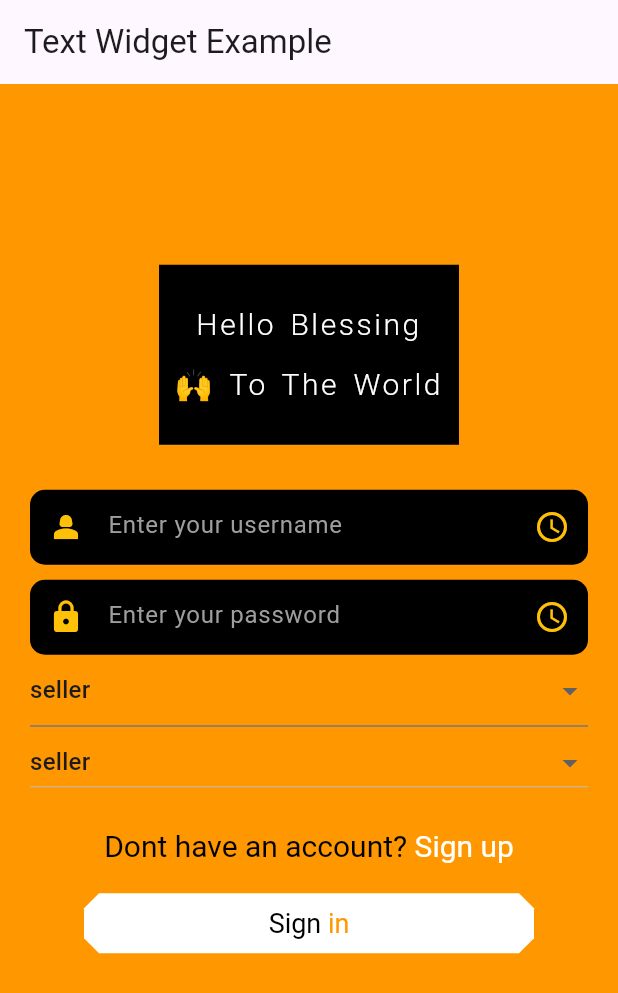
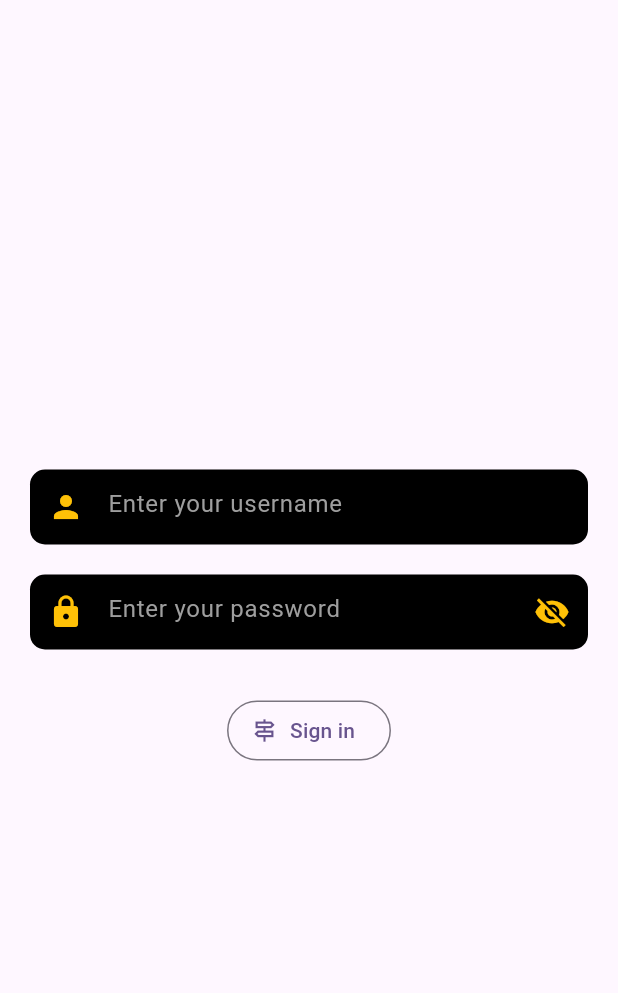
Before and after one commit to OlamiLakes/FlutterClassRepo, a Flutter app: the screen it shows after launch, on a phone screen of 412 x 824 dp. Shown: the top 993 px of the screen. Run offline on Flutter 3.47's test engine with Material 2 defaults, Android fonts, the phone set to English and light mode, and no system bars; our stand-ins replace gap.

Commit message:
added input and button

```diff
--- /dev/null
+++ b/flutter_class/basic_widget/lib/flutter_form.dart
@@ -0,0 +1,61 @@
+import 'package:flutter/material.dart';
+import 'package:gap/gap.dart';
+
+import 'util/custom_text.dart';
+
+class FlutterForms extends StatefulWidget {
+  const FlutterForms({super.key});
+
+  @override
+  State<FlutterForms> createState() => _FlutterFormsState();
+}
+
+class _FlutterFormsState extends State<FlutterForms> {
+  final _formKey = GlobalKey<FormState>();
+  bool obscureValue = false;
+  @override
+  Widget build(BuildContext context) {
+    return Scaffold(
+      body: Form(
+        key: _formKey,
+        child: Padding(
+          padding: const EdgeInsets.symmetric(horizontal: 20),
+          child: Column(
+            mainAxisAlignment: MainAxisAlignment.center,
+            children: [
+              CustomTextField(
+                hintText: 'username',
+                obscure: false,
+                prefixIconData: Icons.person,
+                validatorFuction: (value) {
+                  if (value!.isEmpty) {
+                    return 'Enter username';
+                  }
+                  return null;
+                },
+              ),
+              const Gap(20),
+              CustomTextField(
+                hintText: 'password',
+                obscure: obscureValue,
+                prefixIconData: Icons.lock,
+                suffixIconData:
+                    obscureValue ? Icons.visibility : Icons.visibility_off,
+                press: () {
+                  setState(() {
+                    obscureValue = !obscureValue;
+                  });
+                },
+              ),
+              const Gap(30),
+              OutlinedButton.icon(
+                  onPressed: () {},
+                  icon: Icon(Icons.signpost_outlined),
+                  label: Text('Sign in')),
+            ],
+          ),
+        ),
+      ),
+    );
+  }
+}
--- a/flutter_class/basic_widget/lib/main.dart
+++ b/flutter_class/basic_widget/lib/main.dart
@@ -1,5 +1,6 @@
 import 'package:flutter/material.dart';
 
+import 'flutter_form.dart';
 import 'text and textfield_class.dart';
 
 //generator
@@ -21,7 +22,7 @@ class MyApp extends StatelessWidget {
         useMaterial3: true,
       ),
       //home show your first screen
-      home: const TextWidget(),
+      home: const FlutterForms(),
     );
   }
 }
--- a/flutter_class/basic_widget/lib/text and textfield_class.dart
+++ b/flutter_class/basic_widget/lib/text and textfield_class.dart
@@ -57,12 +57,12 @@ class _TextWidgetState extends State<TextWidget> {
               Gap(30),
               CustomTextField(
                 hintText: 'username',
-                iconData: Icons.person_2,
+                suffixIconData: Icons.person_2,
               ),
               Gap(10),
               CustomTextField(
                 hintText: 'password',
-                iconData: Icons.lock,
+                suffixIconData: Icons.lock,
                 obscure: false,
               ),
 
--- a/flutter_class/basic_widget/lib/util/custom_text.dart
+++ b/flutter_class/basic_widget/lib/util/custom_text.dart
@@ -1,33 +1,44 @@
 import 'package:flutter/material.dart';
 
+
+// ignore: must_be_immutable
 class CustomTextField extends StatelessWidget {
   final String hintText;
-  final IconData? iconData;
+  final IconData? prefixIconData;
+  final IconData? suffixIconData;
   final bool? obscure;
-  const CustomTextField({
+  final VoidCallback? press;
+  String? Function(String?)? validatorFuction;
+
+  CustomTextField({
     super.key,
     required this.hintText,
-    this.iconData,
-    this.obscure=false,
+    this.prefixIconData,
+    this.obscure = false,
+    this.suffixIconData,
+    this.press,
+    this.validatorFuction,
   });
 
   @override
   Widget build(BuildContext context) {
     return SizedBox(
       height: 50,
-      child: TextField(
+      child: TextFormField(
         obscureText: obscure!,
         style: const TextStyle(color: Colors.white),
         onChanged: (value) {
           debugPrint(value);
         },
+        validator: validatorFuction,
         decoration: InputDecoration(
           fillColor: Colors.black,
           filled: true,
           hintText: "Enter your $hintText",
           hintStyle: const TextStyle(color: Colors.grey),
-          prefixIcon: Icon(iconData, color: Colors.amber),
-          suffixIcon: const Icon(Icons.access_time_sharp, color: Colors.amber),
+          prefixIcon: Icon(prefixIconData, color: Colors.amber),
+          suffixIcon: GestureDetector(
+              onTap: press, child: Icon(suffixIconData, color: Colors.amber)),
           border: OutlineInputBorder(
               borderRadius: BorderRadius.circular(10),
               borderSide: BorderSide.none),
```
